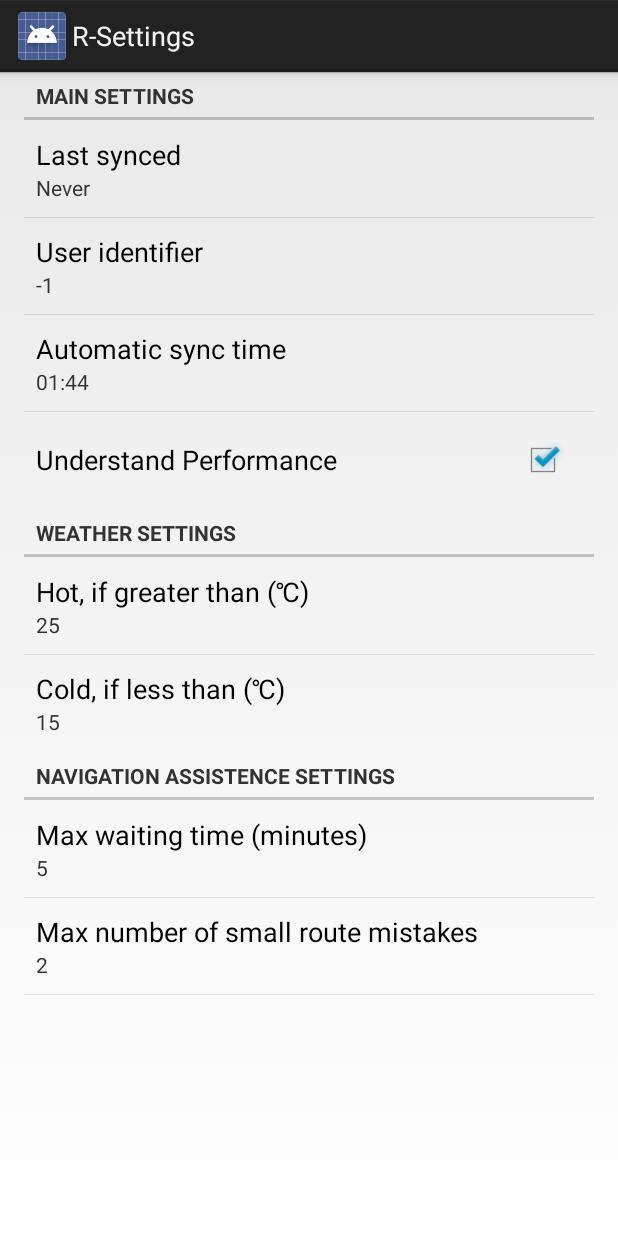
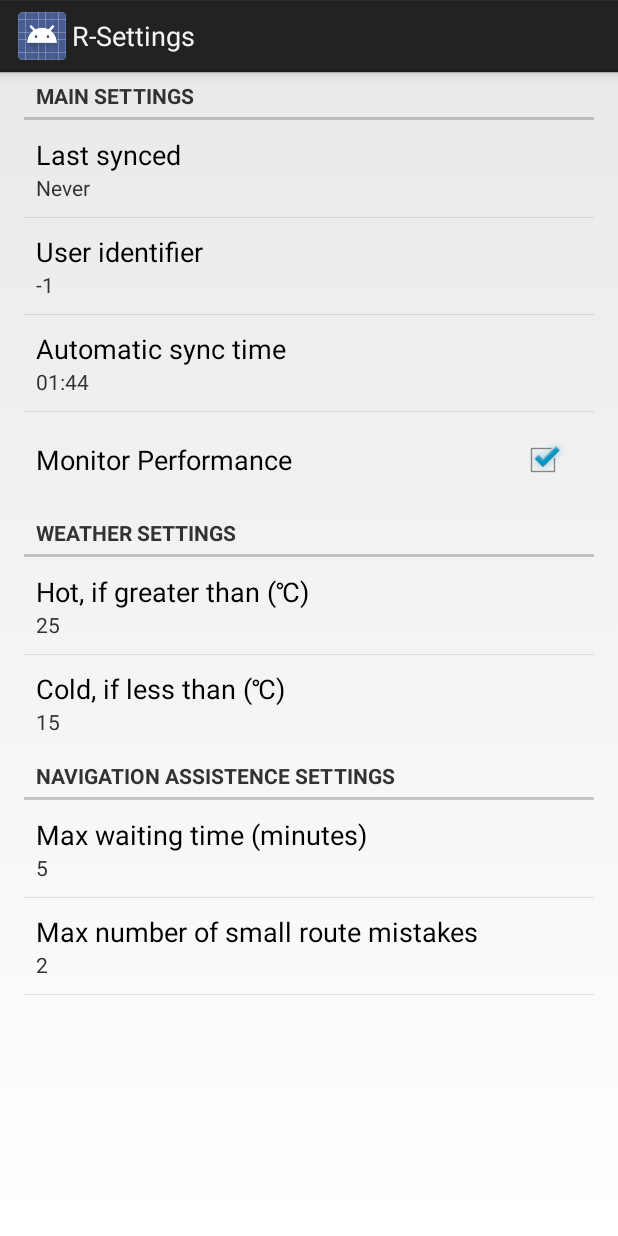
Before and after one commit to ualegre/aContextReasoner, an Android app: the screen it shows after launch (ContextReasonerSettings), on a phone screen of 412 x 824 dp. Run offline under Robolectric (Android 15) with nearby library versions, the phone set to English and light mode, and no system bars; 2 statements that could not run were skipped.

Commit message:
New Strings regarding learning module settings

```diff
--- a/reasoner/src/main/res/values/strings.xml
+++ b/reasoner/src/main/res/values/strings.xml
@@ -13,7 +13,7 @@
     <string name="pref_backuptime">pref_backuptime</string>
     <string name="backup_time">Automatic sync time</string>
     <string name="pref_learning">pref_learning</string>
-    <string name="learning">Understand Performance</string>
+    <string name="learning">Monitor Performance</string>
 
     <!-- Weather Settings-->
     <string name="weather_settings">Weather settings</string>
```
Also changed, not shown: 2 other files.
